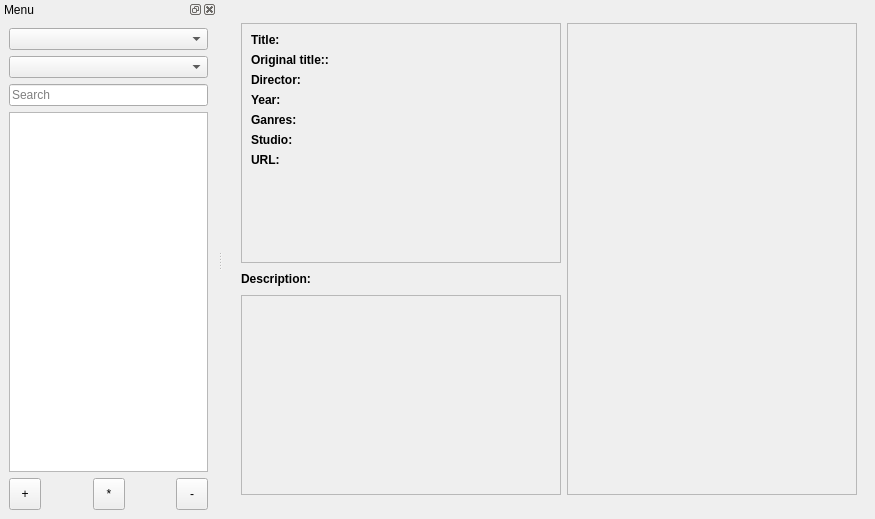
This is mainwindow.ui in LibertaSoft/DatabaseAnime as Qt 5 draws it before an edit. The edited form follows.
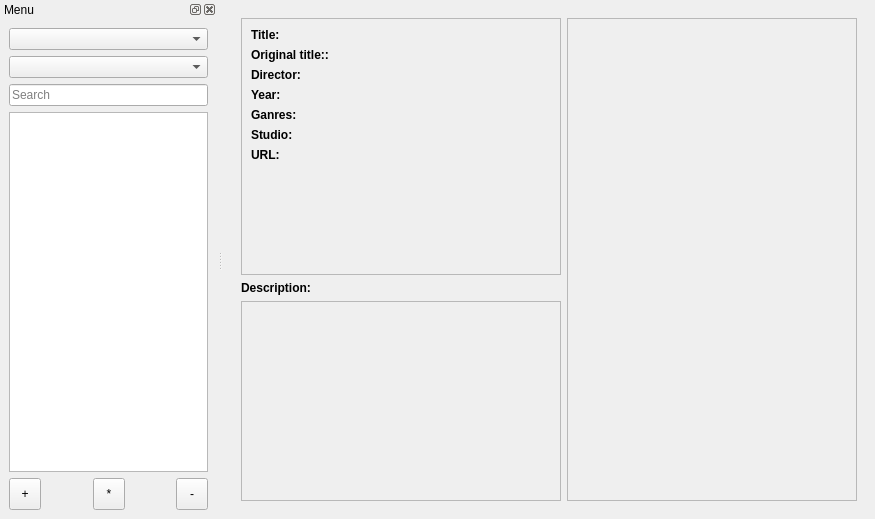
This is the edited form. The open tabs and pages were chosen to show the change. Icons and pictures are not drawn.

The edit to the form file:
```diff
--- a/mainwindow.ui
+++ b/mainwindow.ui
@@ -448,7 +448,7 @@
             <item>
              <widget class="QScrollArea" name="ScrollArea_AnimeProperty">
               <property name="sizePolicy">
-               <sizepolicy hsizetype="Minimum" vsizetype="Maximum">
+               <sizepolicy hsizetype="Preferred" vsizetype="Expanding">
                 <horstretch>0</horstretch>
                 <verstretch>0</verstretch>
                </sizepolicy>
@@ -575,6 +575,12 @@
                 </item>
                 <item row="4" column="1">
                  <widget class="QLabel" name="Lbl_svTags">
+                  <property name="maximumSize">
+                   <size>
+                    <width>200</width>
+                    <height>16777215</height>
+                   </size>
+                  </property>
                   <property name="text">
                    <string/>
                   </property>
@@ -649,7 +655,7 @@
             <item>
              <widget class="QLabel" name="Lbl_TAnimeDescr">
               <property name="sizePolicy">
-               <sizepolicy hsizetype="Minimum" vsizetype="Maximum">
+               <sizepolicy hsizetype="Preferred" vsizetype="Maximum">
                 <horstretch>0</horstretch>
                 <verstretch>0</verstretch>
                </sizepolicy>
@@ -674,7 +680,7 @@
             <item>
              <widget class="QScrollArea" name="ScrollArea_AnimeDescr">
               <property name="sizePolicy">
-               <sizepolicy hsizetype="Minimum" vsizetype="Expanding">
+               <sizepolicy hsizetype="Preferred" vsizetype="Expanding">
                 <horstretch>0</horstretch>
                 <verstretch>0</verstretch>
                </sizepolicy>
@@ -693,15 +699,15 @@
                 <rect>
                  <x>0</x>
                  <y>0</y>
-                 <width>98</width>
-                 <height>38</height>
+                 <width>318</width>
+                 <height>171</height>
                 </rect>
                </property>
                <layout class="QVBoxLayout" name="verticalLayout_5">
                 <item>
                  <widget class="QLabel" name="Lbl_VAnimeDescr">
                   <property name="sizePolicy">
-                   <sizepolicy hsizetype="Minimum" vsizetype="Minimum">
+                   <sizepolicy hsizetype="Preferred" vsizetype="Preferred">
                     <horstretch>0</horstretch>
                     <verstretch>0</verstretch>
                    </sizepolicy>
```
Left out of the diff: 8 changed lines with no effect on the pictures.
